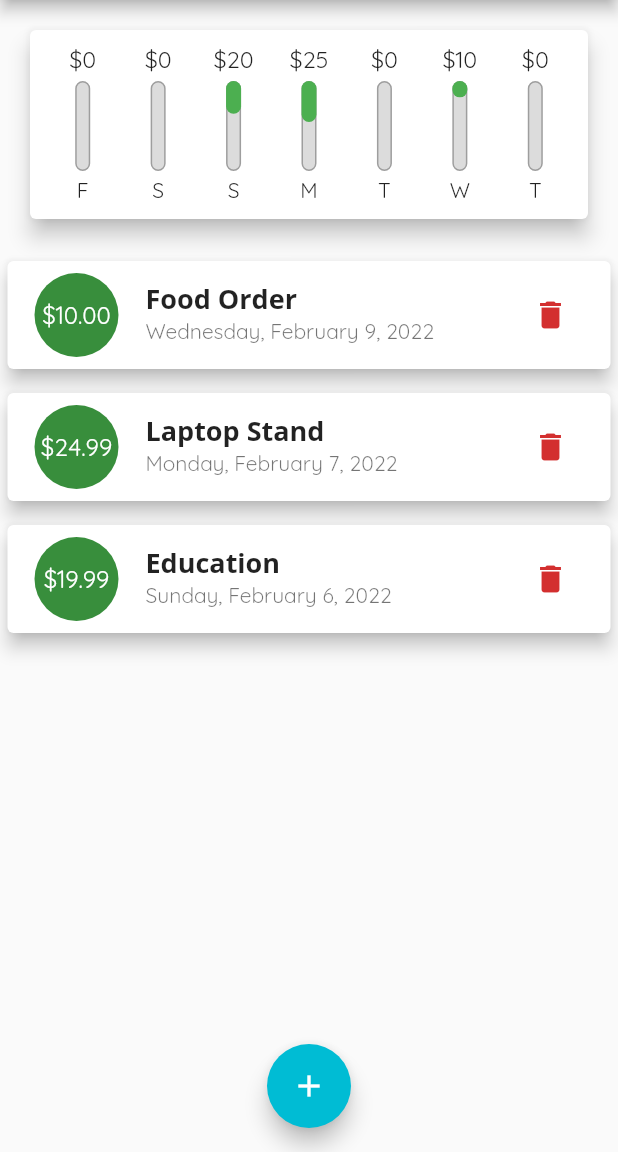
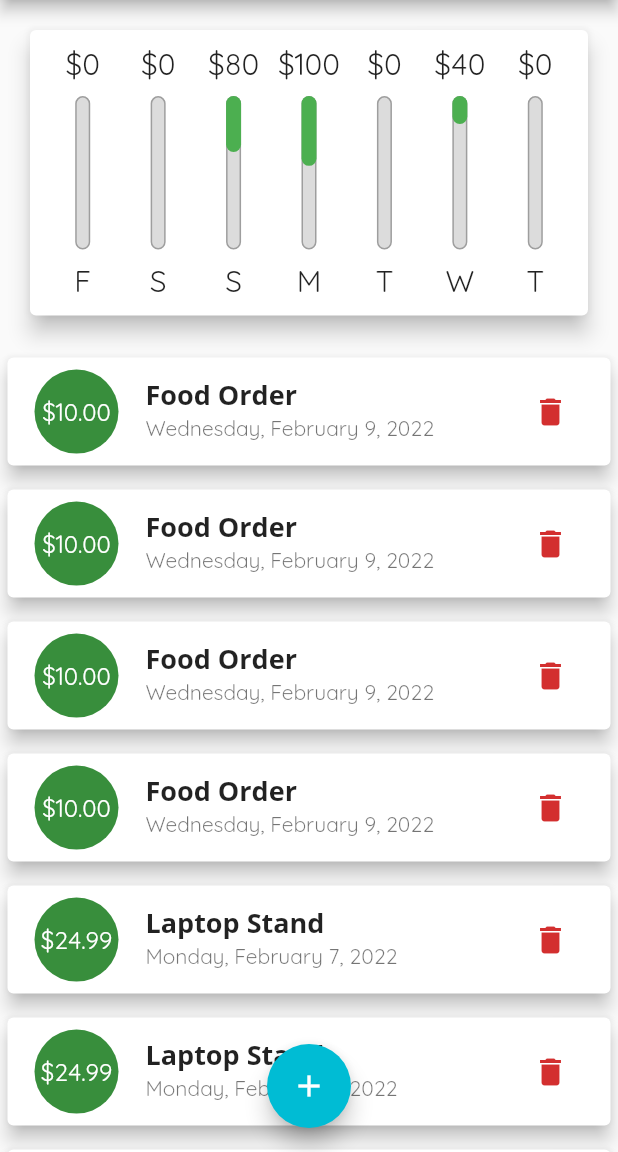
Before and after one commit to codeFaheem/flutter_expense_tracker, a Flutter app: the screen it shows after launch, on a phone screen of 412 x 824 dp, the part 84-1236 px from its top. Run offline on Flutter 3.47's test engine with Material 2 defaults, Android fonts, the phone set to English and light mode, and no system bars; missing offline and left inert: dart:ffi.

Commit message:
Modified Project To Be More Responsive To Different Screens

```diff
--- a/lib/main.dart
+++ b/lib/main.dart
@@ -1,13 +1,21 @@
 // ignore_for_file: prefer_const_literals_to_create_immutables, prefer_const_constructors, prefer_const_constructors_in_immutables
 
 import 'package:flutter/material.dart';
+import 'package:flutter/services.dart';
 
 import './models/transaction.dart';
 import './widgets/transaction_list.dart';
 import './widgets/new_transaction.dart';
 import './widgets/chart.dart';
 
-void main() => runApp(const MyApp());
+void main() {
+  // WidgetsFlutterBinding.ensureInitialized();
+  // SystemChrome.setPreferredOrientations([
+  //   DeviceOrientation.portraitUp,
+  //   DeviceOrientation.portraitDown,
+  // ]);
+  runApp(const MyApp());
+}
 
 class MyApp extends StatelessWidget {
   const MyApp({Key? key}) : super(key: key);
@@ -70,7 +78,62 @@ class _MyHomePageState extends State<MyHomePage> {
       amount: 19.99,
       date: DateTime.now().subtract(Duration(days: 4)),
     ),
+    Transaction(
+      id: 'A1',
+      title: 'Food Order',
+      amount: 10,
+      date: DateTime.now().subtract(Duration(days: 1)),
+    ),
+    Transaction(
+      id: 'A2',
+      title: 'Laptop Stand',
+      amount: 24.99,
+      date: DateTime.now().subtract(Duration(days: 3)),
+    ),
+    Transaction(
+      id: 'A3',
+      title: 'Education',
+      amount: 19.99,
+      date: DateTime.now().subtract(Duration(days: 4)),
+    ),
+    Transaction(
+      id: 'A1',
+      title: 'Food Order',
+      amount: 10,
+      date: DateTime.now().subtract(Duration(days: 1)),
+    ),
+    Transaction(
+      id: 'A2',
+      title: 'Laptop Stand',
+      amount: 24.99,
+      date: DateTime.now().subtract(Duration(days: 3)),
+    ),
+    Transaction(
+      id: 'A3',
+      title: 'Education',
+      amount: 19.99,
+      date: DateTime.now().subtract(Duration(days: 4)),
+    ),
+    Transaction(
+      id: 'A1',
+      title: 'Food Order',
+      amount: 10,
+      date: DateTime.now().subtract(Duration(days: 1)),
+    ),
+    Transaction(
+      id: 'A2',
+      title: 'Laptop Stand',
+      amount: 24.99,
+      date: DateTime.now().subtract(Duration(days: 3)),
+    ),
+    Transaction(
+      id: 'A3',
+      title: 'Education',
+      amount: 19.99,
+      date: DateTime.now().subtract(Duration(days: 4)),
+    ),
   ];
+  bool _showChart = false;
 
   List<Transaction> get _recentTransactions {
     return _transactions.where((tx) {
@@ -96,6 +159,7 @@ class _MyHomePageState extends State<MyHomePage> {
   void _startAddNewTransaction(BuildContext ctx) {
     showModalBottomSheet(
       context: ctx,
+      isScrollControlled: true,
       builder: (_) {
         return NewTransaction(_addNewTransactions);
       },
@@ -110,8 +174,10 @@ class _MyHomePageState extends State<MyHomePage> {
 
   @override
   Widget build(context) {
-    return Scaffold(
-      appBar: AppBar(
+    final bool _isLandscape =
+        MediaQuery.of(context).orientation == Orientation.landscape;
+
+    PreferredSizeWidget appBar = AppBar(
       title: const Text('Expense Manager'),
       actions: [
         IconButton(
@@ -119,12 +185,59 @@ class _MyHomePageState extends State<MyHomePage> {
           onPressed: () => _startAddNewTransaction(context),
         )
       ],
-      ),
+    );
+    final txListWidget = SizedBox(
+      height: (MediaQuery.of(context).size.height -
+              appBar.preferredSize.height -
+              MediaQuery.of(context).padding.top) *
+          (_isLandscape ? 0.9 : 0.7),
+      child: TransactionList(_transactions, _deleteTransaction),
+    );
+
+    return Scaffold(
+      appBar: appBar,
       body: SingleChildScrollView(
         child: Column(
           children: <Widget>[
-            Chart(_recentTransactions),
-            TransactionList(_transactions, _deleteTransaction),
+            if (_isLandscape)
+              SizedBox(
+                height: (MediaQuery.of(context).size.height -
+                        appBar.preferredSize.height -
+                        MediaQuery.of(context).padding.top) *
+                    0.1,
+                child: Row(
+                  mainAxisAlignment: MainAxisAlignment.center,
+                  children: [
+                    Text("Show Chart"),
+                    Switch(
+                        value: _showChart,
+                        onChanged: (val) {
+                          setState(() {
+                            _showChart = val;
+                          });
+                        }),
+                  ],
+                ),
+              ),
+            if (!_isLandscape)
+              SizedBox(
+                height: (MediaQuery.of(context).size.height -
+                        appBar.preferredSize.height -
+                        MediaQuery.of(context).padding.top) *
+                    0.3,
+                child: Chart(_recentTransactions),
+              ),
+            if (!_isLandscape) txListWidget,
+            if (_isLandscape)
+              _showChart
+                  ? SizedBox(
+                      height: (MediaQuery.of(context).size.height -
+                              appBar.preferredSize.height -
+                              MediaQuery.of(context).padding.top) *
+                          0.9,
+                      child: Chart(_recentTransactions),
+                    )
+                  : txListWidget,
           ],
         ),
       ),
--- a/lib/widgets/chart_bar.dart
+++ b/lib/widgets/chart_bar.dart
@@ -13,17 +13,18 @@ class ChartBar extends StatelessWidget {
 
   @override
   Widget build(BuildContext context) {
+    return LayoutBuilder(builder: ((context, constraints) {
       return Column(
         children: [
           SizedBox(
-          height: 20,
+            height: constraints.maxHeight * 0.15,
             child: FittedBox(
               child: Text('\$${spendingAmount.toStringAsFixed(0)}'),
             ),
           ),
-        SizedBox(height: 4),
+          SizedBox(height: constraints.maxHeight * 0.05),
           SizedBox(
-          height: 60,
+            height: constraints.maxHeight * 0.60,
             width: 10,
             child: Stack(
               children: [
@@ -46,9 +47,15 @@ class ChartBar extends StatelessWidget {
               ],
             ),
           ),
-        SizedBox(height: 4),
-        Text(label),
+          SizedBox(height: constraints.maxHeight * 0.05),
+          SizedBox(
+            height: constraints.maxHeight * 0.15,
+            child: FittedBox(
+              child: Text(label),
+            ),
+          ),
         ],
       );
+    }));
   }
 }
--- a/lib/widgets/new_transaction.dart
+++ b/lib/widgets/new_transaction.dart
@@ -1,4 +1,6 @@
 // ignore_for_file: prefer_const_constructors, prefer_const_constructors_in_immutables
+
+import 'dart:ffi';
 
 import 'package:flutter/material.dart';
 import 'package:intl/intl.dart';
@@ -56,9 +58,17 @@ class _NewTransactionState extends State<NewTransaction> {
 
   @override
   Widget build(BuildContext context) {
-    return Card(
+    print(MediaQuery.of(context).viewInsets.bottom);
+
+    return SingleChildScrollView(
+      child: Card(
         child: Padding(
-        padding: const EdgeInsets.all(10),
+          padding: EdgeInsets.only(
+            top: 10,
+            left: 10,
+            right: 10,
+            bottom: MediaQuery.of(context).viewInsets.bottom + 10,
+          ),
           child: Column(
             crossAxisAlignment: CrossAxisAlignment.end,
             children: [
@@ -104,6 +114,7 @@ class _NewTransactionState extends State<NewTransaction> {
             ],
           ),
         ),
+      ),
     );
   }
 }
--- a/lib/widgets/transaction_list.dart
+++ b/lib/widgets/transaction_list.dart
@@ -18,10 +18,9 @@ class TransactionList extends StatelessWidget {
       (txA, txB) => txB.date.compareTo(txA.date),
     );
 
-    return SizedBox(
-      height: 650,
-      child: _transactions.isEmpty
-          ? Column(
+    return _transactions.isEmpty
+        ? LayoutBuilder(builder: (context, constraints) {
+            return Column(
               children: [
                 Text(
                   "No transactions added yet!",
@@ -29,14 +28,15 @@ class TransactionList extends StatelessWidget {
                 ),
                 SizedBox(height: 10),
                 SizedBox(
-                  height: 200,
+                  height: constraints.maxHeight * 0.6,
                   child: Image.asset(
                     'assets/images/waiting.png',
                     fit: BoxFit.cover,
                   ),
                 ),
               ],
-            )
+            );
+          })
         : ListView.builder(
             itemBuilder: (ctx, index) {
               return Card(
@@ -69,7 +69,6 @@ class TransactionList extends StatelessWidget {
               );
             },
             itemCount: _transactions.length,
-            ),
           );
   }
 }
```
Lines whose indentation alone changed are shown as unchanged.
